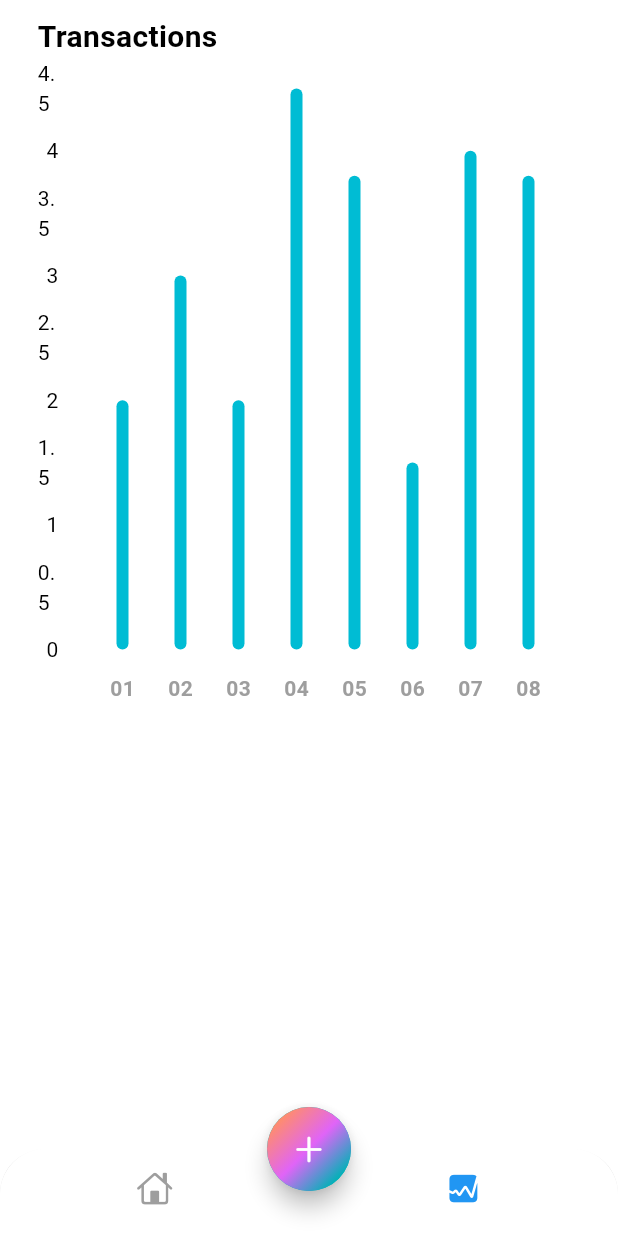
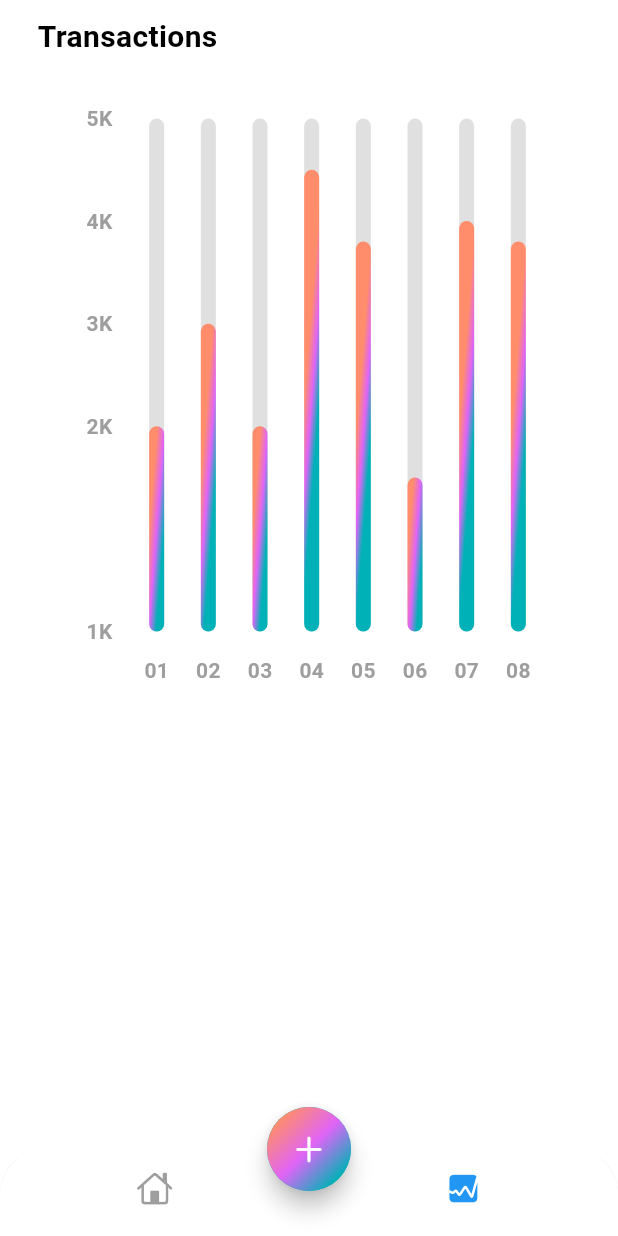
Before and after one commit to milamiloca/Expense_tracker, a Flutter app: the screen it shows after launch, item 2 of the bottom bar chosen, on a phone screen of 412 x 824 dp. Run offline on Flutter 3.47's test engine with Material 3 defaults, Android fonts, the phone set to English and light mode, and no system bars; drawn by our look-alikes of fl_chart; our stand-ins replace font_awesome_flutter.

Commit message:
project update

```diff
--- a/lib/screens/stats/chart.dart
+++ b/lib/screens/stats/chart.dart
@@ -1,3 +1,5 @@
+import 'dart:math';
+
 import 'package:fl_chart/fl_chart.dart';
 import 'package:flutter/cupertino.dart';
 import 'package:flutter/material.dart';
@@ -19,7 +21,24 @@ class _MyChartState extends State<MyChart> {
   }
 
   BarChartGroupData makeGroupData(int x, double y) {
-    return BarChartGroupData(x: x, barRods: [BarChartRodData(toY: y)]);
+    return BarChartGroupData(x: x, barRods: [
+      BarChartRodData(
+          toY: y,
+          gradient: LinearGradient(
+            colors: [
+              Theme.of(context).colorScheme.tertiary,
+              Theme.of(context).colorScheme.secondary,
+              Theme.of(context).colorScheme.primary,
+            ],
+            transform: const GradientRotation(pi / 40),
+          ),
+          width: 10,
+          backDrawRodData: BackgroundBarChartRodData(
+            color: Colors.grey.shade300,
+            show: true,
+            toY: 5,
+          ))
+    ]);
   }
 
   List<BarChartGroupData> showingGroups() => List.generate(8, (i) {
@@ -58,7 +77,13 @@ class _MyChartState extends State<MyChart> {
           reservedSize: 38,
           getTitlesWidget: getTiles,
         )),
-        leftTitles: const AxisTitles(sideTitles: SideTitles(showTitles: true)),
+        leftTitles: AxisTitles(
+          sideTitles: SideTitles(
+            showTitles: true,
+            reservedSize: 38,
+            getTitlesWidget: leftTitles,
+          ),
+        ),
       ),
       borderData: FlBorderData(show: false),
       gridData: const FlGridData(show: false),
@@ -116,21 +141,22 @@ class _MyChartState extends State<MyChart> {
       fontWeight: FontWeight.bold,
       fontSize: 14,
     );
+
     String text;
     if (value == 0) {
-      text = '\$ 1K';
+      text = '1K';
     } else if (value == 2) {
-      text = '\$ 2K';
+      text = '2K';
     } else if (value == 3) {
-      text = '\$ K';
+      text = '3K';
     } else if (value == 4) {
-      text = '\$ 4K';
+      text = '4K';
     } else if (value == 5) {
-      text = '\$ 5K';
+      text = '5K';
     } else {
       return Container();
     }
     return SideTitleWidget(
-        child: Text(text), space: 16, axisSide: meta.axisSide);
+        child: Text(text, style: style), space: 0, axisSide: meta.axisSide);
   }
 }
--- a/lib/screens/stats/stats.dart
+++ b/lib/screens/stats/stats.dart
@@ -1,5 +1,4 @@
 import 'package:expense_tracker/screens/stats/chart.dart';
-import 'package:fl_chart/fl_chart.dart';
 import 'package:flutter/cupertino.dart';
 import 'package:flutter/material.dart';
 
@@ -23,10 +22,15 @@ class StatScreen extends StatelessWidget {
             ),
             const SizedBox(height: 20),
             Container(
-              width: MediaQuery.of(context).size.width,
-              height: MediaQuery.of(context).size.width,
-              child: const MyChart(),
-            )
+                width: MediaQuery.of(context).size.width,
+                height: MediaQuery.of(context).size.width,
+                decoration: BoxDecoration(
+                    color: Colors.white,
+                    borderRadius: BorderRadius.circular(12)),
+                child: const Padding(
+                  padding: EdgeInsets.fromLTRB(12, 20, 12, 12),
+                  child: MyChart(),
+                ))
           ],
         ),
       ),
```
Also changed, not shown: lib/screens/add_expense/views/add_expense.dart (added, +110 -0 lines), lib/screens/home/views/home_screen.dart (+9 -1 lines).
